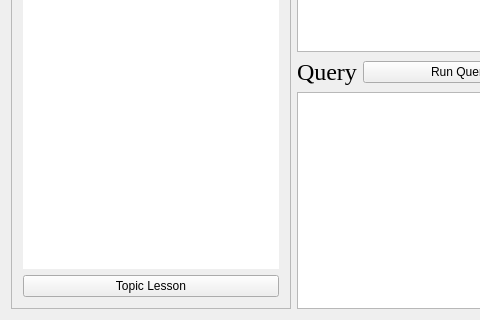
The window that mainwindow.ui (tuxta/myquerytutor) describes before a commit, drawn with Qt 5; both pictures show x 0 to 480 and y 210 to 530 of the 761 by 530 pixel window.
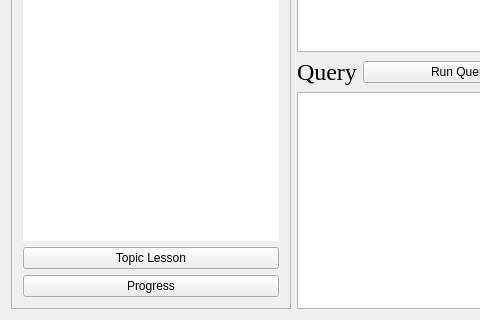
The same window after the commit.

Commit message: Added progress Dialog and Button

What changed in the file:
```diff
--- a/mainwindow.ui
+++ b/mainwindow.ui
@@ -114,6 +114,13 @@
              </property>
             </widget>
            </item>
+           <item>
+            <widget class="QPushButton" name="progress_button">
+             <property name="text">
+              <string>Progress</string>
+             </property>
+            </widget>
+           </item>
           </layout>
          </item>
         </layout>
```
The commit also changes 5 other files.
